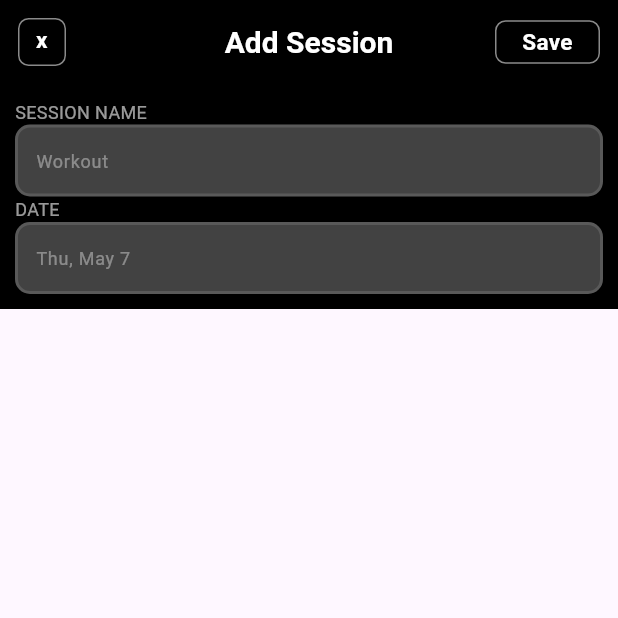
After one commit to Feeder029/PEAKSIQUE, a Flutter app: the AddSession screen opened directly, on a phone screen of 412 x 824 dp, the top half of it. The commit adds this screen. Run offline on Flutter 3.47's test engine with Material 3 defaults, Android fonts, the phone set to English and light mode, and no system bars; our stand-ins replace animated_bottom_navigation_bar, flutter_svg, introduction_screen; missing offline and left inert: linear_progress_bar.

Commit message:
add session info field texct fields

```diff
--- /dev/null
+++ b/lib/pages/session_add.dart
@@ -0,0 +1,192 @@
+import 'package:flutter/material.dart';
+import 'package:peaksique/pages/navigation.dart';
+
+class AddSession extends StatelessWidget {
+  const AddSession({super.key});
+
+  @override
+  Widget build(BuildContext context) {
+    return Scaffold(
+      appBar: appbar(context),
+      body: Column(
+        children: [
+          SizedBox(
+            width: double.infinity,
+            child: Container(
+              padding: EdgeInsets.all(10),
+              color: Colors.black,
+              child: Column(
+                crossAxisAlignment: CrossAxisAlignment.start,
+                children: [
+                  Text(
+                    "SESSION NAME",
+                    style: TextStyle(fontSize: 12, color: Colors.white60),
+                  ),
+                  TextField(
+                    style: TextStyle(fontSize: 15, color: Colors.white),
+                    decoration: InputDecoration(
+                      filled: true,
+                      fillColor: Colors.grey.shade800,
+                      contentPadding: EdgeInsets.only(left: 10, right: 10),
+                      hintText: 'Workout',
+                      hintStyle: TextStyle(color: Colors.white38, fontSize: 12),
+                      enabledBorder: OutlineInputBorder(
+                        borderRadius: BorderRadius.circular(10),
+                        borderSide: BorderSide(color: Colors.white12, width: 2),
+                      ),
+                      focusedBorder: OutlineInputBorder(
+                        borderRadius: BorderRadius.circular(10),
+                        borderSide: BorderSide(color: Colors.white38, width: 2),
+                      ),
+                    ),
+                  ),
+                  Text(
+                    "DATE",
+                    style: TextStyle(fontSize: 12, color: Colors.white60),
+                  ),
+                  TextField(
+                    style: TextStyle(fontSize: 15, color: Colors.white),
+                    decoration: InputDecoration(
+                      filled: true,
+                      fillColor: Colors.grey.shade800,
+                      contentPadding: EdgeInsets.only(left: 10, right: 10),
+                      hintText: 'Thu, May 7',
+                      hintStyle: TextStyle(color: Colors.white38, fontSize: 12),
+                      enabledBorder: OutlineInputBorder(
+                        borderRadius: BorderRadius.circular(10),
+                        borderSide: BorderSide(color: Colors.white12, width: 2),
+                      ),
+                      focusedBorder: OutlineInputBorder(
+                        borderRadius: BorderRadius.circular(10),
+                        borderSide: BorderSide(color: Colors.white38, width: 2),
+                      ),
+                    ),
+                  ),
+                ],
+              ),
+            ),
+          ),
+        ],
+      ),
+    );
+  }
+
+  AppBar appbar(BuildContext context) {
+    return AppBar(
+      title: Text(
+        "Add Session",
+        textAlign: TextAlign.center,
+        style: TextStyle(
+          color: Colors.white,
+          fontSize: 20,
+          fontWeight: FontWeight.bold,
+        ),
+      ),
+      centerTitle: true,
+      backgroundColor: Colors.black,
+      elevation: 0.0,
+      leading: GestureDetector(
+        onTap: () {
+          Navigator.push(
+            context,
+            PageRouteBuilder(
+              transitionDuration: Duration(milliseconds: 500),
+              pageBuilder:
+                  (context, animation, secondaryAnimation) => MainLayout(),
+              transitionsBuilder: (
+                context,
+                animation,
+                secondaryAnimation,
+                child,
+              ) {
+                final tween = Tween(
+                  begin: Offset(0, 0.3), // start slightly below
+                  end: Offset.zero,
+                ).chain(CurveTween(curve: Curves.easeOut));
+
+                return FadeTransition(
+                  opacity: animation,
+                  child: SlideTransition(
+                    position: animation.drive(tween),
+                    child: child,
+                  ),
+                );
+              },
+            ),
+          );
+        },
+        child: Container(
+          padding: EdgeInsets.all(3),
+          margin: EdgeInsets.all(12),
+          width: 30,
+          decoration: BoxDecoration(
+            color: Colors.black,
+            borderRadius: BorderRadius.circular(7),
+            border: Border.all(color: Colors.white54),
+          ),
+          child: Text(
+            "x",
+            textAlign: TextAlign.center,
+            style: TextStyle(
+              color: Colors.white,
+              fontSize: 15,
+              fontWeight: FontWeight.bold,
+            ),
+          ),
+        ),
+      ),
+      actions: [
+        GestureDetector(
+          onTap: () {
+            Navigator.push(
+              context,
+              PageRouteBuilder(
+                transitionDuration: Duration(milliseconds: 500),
+                pageBuilder:
+                    (context, animation, secondaryAnimation) => MainLayout(),
+                transitionsBuilder: (
+                  context,
+                  animation,
+                  secondaryAnimation,
+                  child,
+                ) {
+                  final tween = Tween(
+                    begin: Offset(0, 0.3), // start slightly below
+                    end: Offset.zero,
+                  ).chain(CurveTween(curve: Curves.easeOut));
+
+                  return FadeTransition(
+                    opacity: animation,
+                    child: SlideTransition(
+                      position: animation.drive(tween),
+                      child: child,
+                    ),
+                  );
+                },
+              ),
+            );
+          },
+          child: Container(
+            padding: EdgeInsets.all(3),
+            margin: EdgeInsets.all(12),
+            width: 70,
+            decoration: BoxDecoration(
+              color: Colors.black,
+              borderRadius: BorderRadius.circular(7),
+              border: Border.all(color: Colors.white54),
+            ),
+            child: Text(
+              "Save",
+              textAlign: TextAlign.center,
+              style: TextStyle(
+                color: Colors.white,
+                fontSize: 15,
+                fontWeight: FontWeight.bold,
+              ),
+            ),
+          ),
+        ),
+      ],
+    );
+  }
+}
```
Also changed, not shown: lib/pages/navigation.dart (+27 -1 lines).
